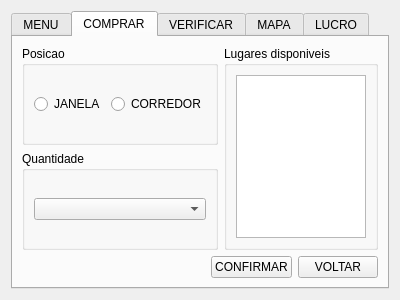
This is fm.ui in reberthkss/Trabalho-de-LP-CLIENT-DESKTOP as Qt 5 draws it before an edit. The edited form follows.
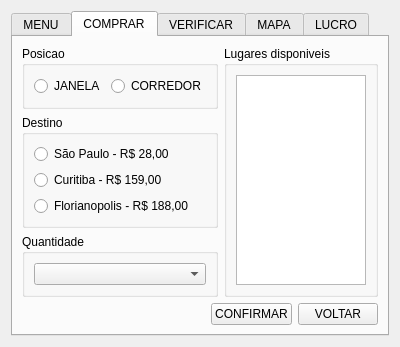
This is the edited form.

```diff
--- a/fm.ui
+++ b/fm.ui
@@ -7,7 +7,7 @@
     <x>0</x>
     <y>0</y>
     <width>400</width>
-    <height>300</height>
+    <height>323</height>
    </rect>
   </property>
   <property name="windowTitle">
@@ -101,6 +101,40 @@
              </layout>
             </widget>
            </item>
+           <item>
+            <widget class="QGroupBox" name="groupBox_5">
+             <property name="title">
+              <string>Destino</string>
+             </property>
+             <layout class="QVBoxLayout" name="verticalLayout_10">
+              <item>
+               <layout class="QVBoxLayout" name="verticalLayout_9">
+                <item>
+                 <widget class="QRadioButton" name="spRadio">
+                  <property name="text">
+                   <string>São Paulo - R$ 28,00</string>
+                  </property>
+                 </widget>
+                </item>
+                <item>
+                 <widget class="QRadioButton" name="cuRadio">
+                  <property name="text">
+                   <string>Curitiba - R$ 159,00</string>
+                  </property>
+                 </widget>
+                </item>
+                <item>
+                 <widget class="QRadioButton" name="flRadio">
+                  <property name="text">
+                   <string>Florianopolis - R$ 188,00</string>
+                  </property>
+                 </widget>
+                </item>
+               </layout>
+              </item>
+             </layout>
+            </widget>
+           </item>
            <item>
             <widget class="QGroupBox" name="groupBox_3">
              <property name="title">
```
Left out of the diff: 48 changed lines with no effect on the pictures.
